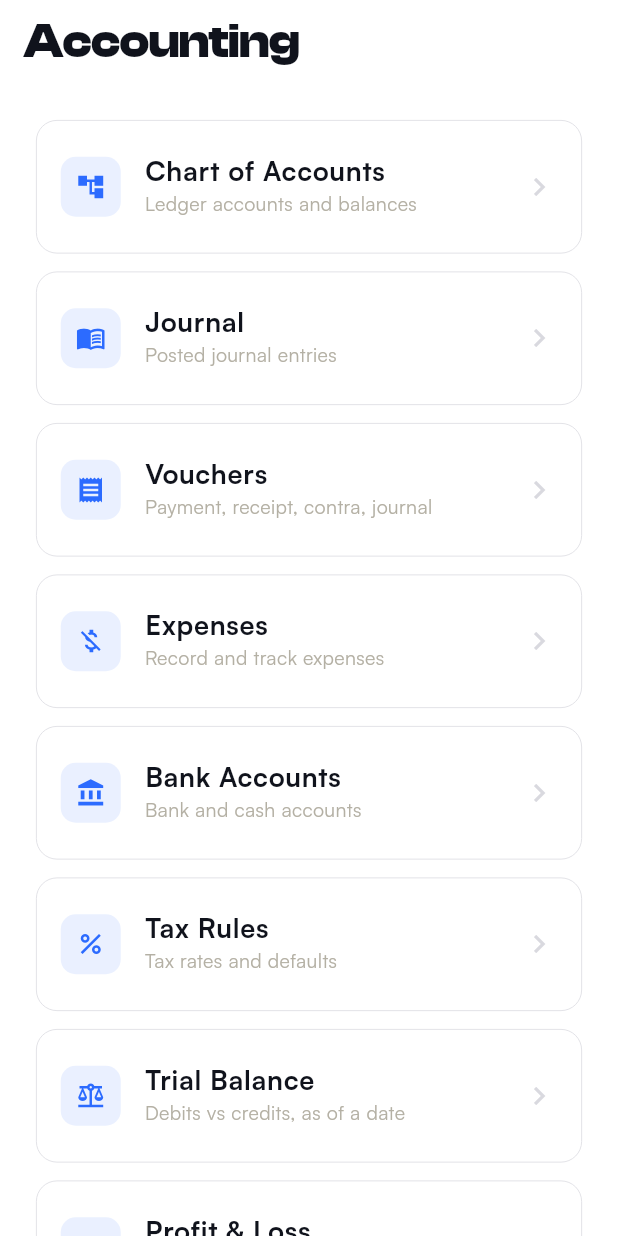
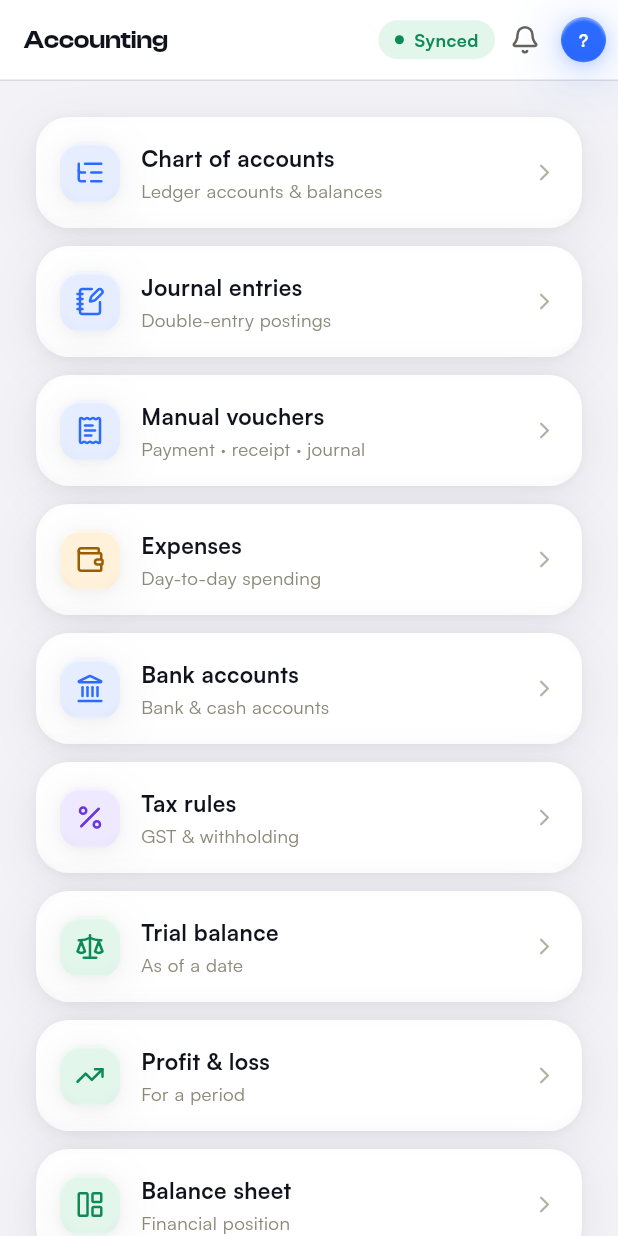
Before and after one commit to RaoAhmadRaza/posapplication-, a Flutter app: the AccountingHubPage screen opened by its route, on a phone screen of 412 x 824 dp. Run offline on Flutter 3.47's test engine with Material 3 defaults, Android fonts, the phone set to English and light mode, and no system bars; our stand-ins replace connectivity_plus, csv, device_info_plus, file_picker, fl_chart, flutter_riverpod and 16 more; missing offline and left inert: barcode, mobile_scanner, window_manager; accounts and stored records are empty; network calls fail.

Commit message:
feat(accounting): reskin hub + chart of accounts
Hub -> ModuleScaffold + responsive clay tile grid (wider/roomier on desktop,
static descriptors, no fabricated counts). Chart of accounts -> AppDetailScaffold
+ AppSearchField + grouped clay cards with per-type totals; all pushes/bindings
byte-identical.

```diff
--- a/lib/features/accounting/presentation/pages/accounting_hub_page.dart
+++ b/lib/features/accounting/presentation/pages/accounting_hub_page.dart
@@ -1,163 +1,129 @@
 import 'package:flutter/material.dart';
 import 'package:go_router/go_router.dart';
+import 'package:lucide_icons_flutter/lucide_icons.dart';
 import '../../../../core/design/app_colors.dart';
-import '../../../../core/design/app_spacing.dart';
-import '../../../../core/design/app_typography.dart';
+import '../../../../core/widgets/module_scaffold.dart';
+import '../widgets/acct_hub_grid.dart';
 
+/// Accounting hub — the module's branch root. Grouped destination tiles over the
+/// shared module chrome. Descriptions are static design copy; no fabricated
+/// counts (the mock's "34 accounts" has no source on this page).
 class AccountingHubPage extends StatelessWidget {
   const AccountingHubPage({super.key});
 
   @override
   Widget build(BuildContext context) {
-    return Scaffold(
-      backgroundColor: AppColors.background,
-      appBar: AppBar(
-        backgroundColor: AppColors.background,
-        surfaceTintColor: AppColors.background,
-        title: Text('Accounting', style: AppTypography.largeTitle),
-      ),
-      body: SafeArea(
-        child: SingleChildScrollView(
-          padding:
-              const EdgeInsets.symmetric(horizontal: AppSpacing.screenPadding),
-          child: Column(
-            crossAxisAlignment: CrossAxisAlignment.start,
-            children: [
-              const SizedBox(height: AppSpacing.xl),
-              _HubRow(
-                icon: Icons.account_tree,
-                title: 'Chart of Accounts',
-                subtitle: 'Ledger accounts and balances',
+    final lum = context.lum;
+
+    List<AcctHubItem> items() => [
+          AcctHubItem(
+            icon: LucideIcons.listTree,
+            label: 'Chart of accounts',
+            description: 'Ledger accounts & balances',
+            iconBackground: lum.accentSoft,
+            iconForeground: lum.accent,
             onTap: () => context.push('/accounting/accounts'),
           ),
-              const SizedBox(height: AppSpacing.md),
-              _HubRow(
-                icon: Icons.menu_book,
-                title: 'Journal',
-                subtitle: 'Posted journal entries',
+          AcctHubItem(
+            icon: LucideIcons.notebookPen,
+            label: 'Journal entries',
+            description: 'Double-entry postings',
+            iconBackground: lum.accentSoft,
+            iconForeground: lum.accent,
             onTap: () => context.push('/accounting/journal'),
           ),
-              const SizedBox(height: AppSpacing.md),
-              _HubRow(
-                icon: Icons.receipt,
-                title: 'Vouchers',
-                subtitle: 'Payment, receipt, contra, journal',
+          AcctHubItem(
+            icon: LucideIcons.receiptText,
+            label: 'Manual vouchers',
+            description: 'Payment · receipt · journal',
+            iconBackground: lum.accentSoft,
+            iconForeground: lum.accent,
             onTap: () => context.push('/accounting/vouchers'),
           ),
-              const SizedBox(height: AppSpacing.md),
-              _HubRow(
-                icon: Icons.money_off,
-                title: 'Expenses',
-                subtitle: 'Record and track expenses',
+          AcctHubItem(
+            icon: LucideIcons.wallet,
+            label: 'Expenses',
+            description: 'Day-to-day spending',
+            iconBackground: lum.warningSoft,
+            iconForeground: lum.warningText,
             onTap: () => context.push('/accounting/expenses'),
           ),
-              const SizedBox(height: AppSpacing.md),
-              _HubRow(
-                icon: Icons.account_balance,
-                title: 'Bank Accounts',
-                subtitle: 'Bank and cash accounts',
+          AcctHubItem(
+            icon: LucideIcons.landmark,
+            label: 'Bank accounts',
+            description: 'Bank & cash accounts',
+            iconBackground: lum.accentSoft,
+            iconForeground: lum.accent,
             onTap: () => context.push('/accounting/banks'),
           ),
-              const SizedBox(height: AppSpacing.md),
-              _HubRow(
-                icon: Icons.percent,
-                title: 'Tax Rules',
-                subtitle: 'Tax rates and defaults',
+          AcctHubItem(
+            icon: LucideIcons.percent,
+            label: 'Tax rules',
+            description: 'GST & withholding',
+            iconBackground: lum.transitSoft,
+            iconForeground: lum.transitText,
             onTap: () => context.push('/accounting/tax-rules'),
           ),
-              const SizedBox(height: AppSpacing.md),
-              _HubRow(
-                icon: Icons.balance,
-                title: 'Trial Balance',
-                subtitle: 'Debits vs credits, as of a date',
+          AcctHubItem(
+            icon: LucideIcons.scale,
+            label: 'Trial balance',
+            description: 'As of a date',
+            iconBackground: lum.successSoft,
+            iconForeground: lum.successText,
             onTap: () => context.push('/accounting/reports/trial-balance'),
           ),
-              const SizedBox(height: AppSpacing.md),
-              _HubRow(
-                icon: Icons.trending_up,
-                title: 'Profit & Loss',
-                subtitle: 'Revenue, expenses, net profit',
+          AcctHubItem(
+            icon: LucideIcons.trendingUp,
+            label: 'Profit & loss',
+            description: 'For a period',
+            iconBackground: lum.successSoft,
+            iconForeground: lum.successText,
             onTap: () => context.push('/accounting/reports/profit-loss'),
           ),
-              const SizedBox(height: AppSpacing.md),
-              _HubRow(
-                icon: Icons.account_balance,
-                title: 'Balance Sheet',
-                subtitle: 'Assets vs liabilities and equity',
+          AcctHubItem(
+            icon: LucideIcons.layoutPanelLeft,
+            label: 'Balance sheet',
+            description: 'Financial position',
+            iconBackground: lum.successSoft,
+            iconForeground: lum.successText,
             onTap: () => context.push('/accounting/reports/balance-sheet'),
           ),
-              const SizedBox(height: AppSpacing.md),
-              _HubRow(
-                icon: Icons.menu_book,
-                title: 'Cash / Bank Book',
-                subtitle: 'Running balance for cash or a bank',
-                onTap: () =>
-                    context.push('/accounting/reports/cash-bank-book'),
+          AcctHubItem(
+            icon: LucideIcons.bookOpen,
+            label: 'Cash & bank book',
+            description: 'Running balances',
+            iconBackground: lum.successSoft,
+            iconForeground: lum.successText,
+            onTap: () => context.push('/accounting/reports/cash-bank-book'),
           ),
-              const SizedBox(height: AppSpacing.md),
-              _HubRow(
-                icon: Icons.event_available,
-                title: 'Fiscal Periods',
-                subtitle: 'Close or reopen accounting periods',
+          AcctHubItem(
+            icon: LucideIcons.calendarRange,
+            label: 'Fiscal periods',
+            description: 'Open · closed · locked',
+            iconBackground: lum.surface2,
+            iconForeground: lum.g600,
             onTap: () => context.push('/accounting/periods'),
           ),
-              const SizedBox(height: AppSpacing.md),
-              _HubRow(
-                icon: Icons.rule,
-                title: 'Bank Reconciliation',
-                subtitle: 'Reconcile a bank statement to the books',
+          AcctHubItem(
+            icon: LucideIcons.gitCompareArrows,
+            label: 'Bank reconciliation',
+            description: 'Match statements',
+            iconBackground: lum.surface2,
+            iconForeground: lum.g600,
             onTap: () => context.push('/accounting/banks'),
           ),
-              const SizedBox(height: AppSpacing.xxl),
-            ],
-          ),
-        ),
+        ];
+
+    return ModuleScaffold(
+      title: 'Accounting',
+      // Wider on desktop so the two-column grid fills the space instead of
+      // stranding the cards in a narrow centred column.
+      maxContentWidth: 1180,
+      padding: EdgeInsets.zero,
+      child: SingleChildScrollView(
+        padding: const EdgeInsets.fromLTRB(24, 24, 24, 48),
+        child: AcctHubGrid(items: items()),
       ),
     );
   }
 }
-
-class _HubRow extends StatelessWidget {
-  const _HubRow({
-    required this.icon,
-    required this.title,
-    required this.subtitle,
-    this.onTap,
-  });
-
-  final IconData icon;
-  final String title;
-  final String subtitle;
-  final VoidCallback? onTap;
-
-  @override
-  Widget build(BuildContext context) {
-    return Container(
-      decoration: BoxDecoration(
-        color: AppColors.background,
-        borderRadius: BorderRadius.circular(14),
-        border: Border.all(color: AppColors.separator, width: 0.5),
-      ),
-      child: ListTile(
-        contentPadding: const EdgeInsets.symmetric(
-            horizontal: AppSpacing.base, vertical: AppSpacing.sm),
-        leading: Container(
-          width: 40,
-          height: 40,
-          decoration: BoxDecoration(
-            color: AppColors.accent.withValues(alpha: 0.1),
-            borderRadius: BorderRadius.circular(10),
-          ),
-          child: Icon(icon, color: AppColors.accent, size: 20),
-        ),
-        title: Text(title,
-            style:
-                AppTypography.headline.copyWith(color: AppColors.textPrimary)),
-        subtitle: Text(subtitle,
-            style: AppTypography.footnote.copyWith(color: AppColors.textHint)),
-        trailing: const Icon(Icons.chevron_right, color: AppColors.separator),
-        onTap: onTap,
-      ),
-    );
-  }
-}
```
Also changed, not shown: lib/features/accounting/presentation/pages/chart_of_accounts_page.dart (+171 -120 lines). Lines whose indentation alone changed are shown as unchanged.
